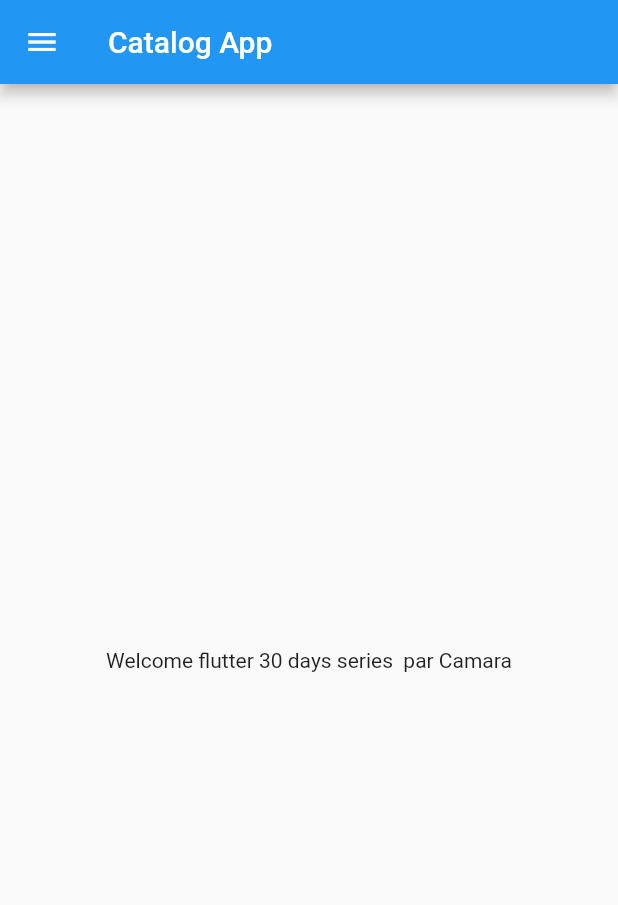
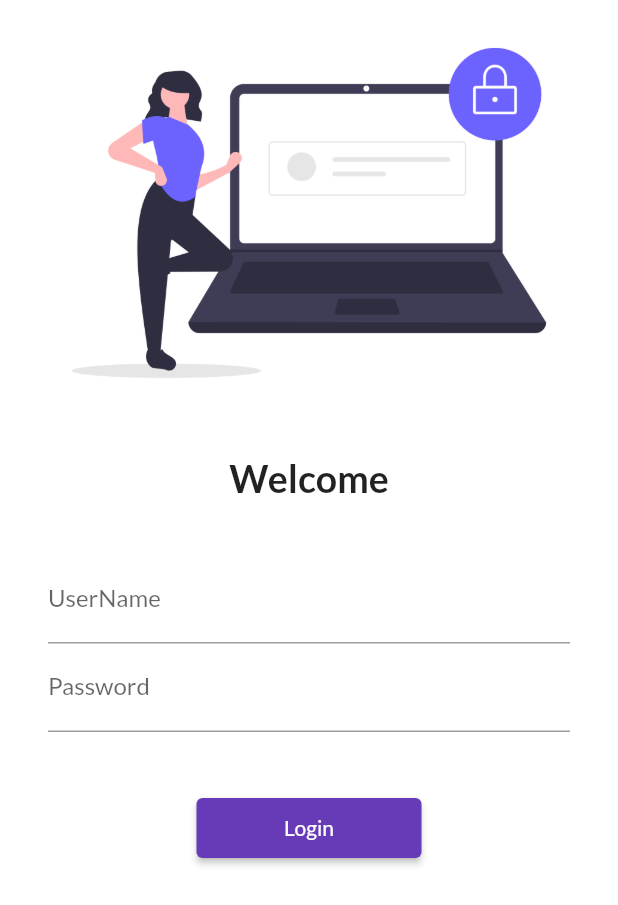
Before and after one commit to amadoucam/Days_flutter, a Flutter app: the screen it shows after launch, on a phone screen of 412 x 824 dp. Shown: the top 905 px of the screen. Run offline on Flutter 3.47's test engine with Material 2 defaults, Android fonts, the phone set to English and light mode, and no system bars; our stand-ins replace google_fonts.

Commit message:
Day 1 completed

```diff
--- a/lib/main.dart
+++ b/lib/main.dart
@@ -1,17 +1,42 @@
 import 'package:flutter/material.dart';
+import 'package:flutter_catalog/utils/routes.dart';
 import 'pages/home_page.dart';
+import 'package:google_fonts/google_fonts.dart';
+import 'pages/login_page.dart';
 
 void main() {
   runApp(MyApp());
 }
 //fvm git
-
 class MyApp extends StatelessWidget {
   //const MyApp({Key key}) : super(key: key);
   @override
   Widget build(BuildContext context) {
     return MaterialApp(
-      home: HomePage(),
+      //home: HomePage(), //pas besoin si ya router
+      themeMode: ThemeMode.light, //light or dark
+      theme: ThemeData(
+        primarySwatch: Colors.deepPurple,
+        fontFamily: GoogleFonts.lato().fontFamily,
+        //primaryTextTheme: GoogleFonts.latoTextTheme()
+      ),
+      debugShowCheckedModeBanner: false,
+      darkTheme: ThemeData(
+        brightness: Brightness.dark,
+        //primarySwatch: Colors.red
+      ),
+      initialRoute: "/",
+      routes: {
+        "/": (context) => LoginPage(),
+        MyRoutes.homeRoute: (context) => HomePage(),
+        MyRoutes.loginRoute: (context) => LoginPage(),
+      },
     );
   }
+
+  /*
+  bringVegetables({required bool thaila,int rupees = 100}) {
+    //
+  } */
+
 }
--- a/lib/pages/home_page.dart
+++ b/lib/pages/home_page.dart
@@ -2,10 +2,7 @@ import 'package:flutter/material.dart';
 
 class HomePage extends StatelessWidget{
   final int days = 30;
-  final String name = " par Camara";
-  double pi = 3.14;
-  bool isMale = true;
-  num temps = 30.5;
+  final String name = "par Camara";
 
   @override
   Widget build(BuildContext context) {
--- /dev/null
+++ b/lib/pages/login_page.dart
@@ -0,0 +1,77 @@
+import 'package:flutter/material.dart';
+import 'package:flutter_catalog/utils/routes.dart';
+
+class LoginPage extends StatelessWidget {
+  @override
+  Widget build(BuildContext context) {
+    return Material(
+        color: Colors.white,
+        child: SingleChildScrollView(
+          child: Column(
+            children: [
+              Image.asset(
+                "assets/images/login_image.png",
+                fit: BoxFit.cover,
+              ),
+              SizedBox(
+                height: 20.0,
+              ),
+              Text(
+                "Welcome",
+                style: TextStyle(
+                  fontSize: 25,
+                  fontWeight: FontWeight.bold,
+                ),
+              ),
+              SizedBox(
+                height: 20.0,
+              ),
+              Padding(
+                  padding: const EdgeInsets.symmetric(
+                      vertical: 16.0, horizontal: 32.0),
+                  child: Column(
+                    children: [
+                      TextFormField(
+                        decoration: InputDecoration(
+                          hintText: "Enter userName",
+                          labelText: "UserName",
+                        ),
+                      ),
+                      TextFormField(
+                        obscureText: true,
+                        decoration: InputDecoration(
+                          hintText: "Enter Password",
+                          labelText: "Password",
+                        ),
+                      ),
+                      SizedBox(
+                        height: 40.0,
+                      ),
+                      ElevatedButton(
+                        child: Text("Login"),
+                        style: TextButton.styleFrom(minimumSize: Size(150, 40)),
+                        onPressed: () {
+                          //print("Hi Camara");
+                          Navigator.pushNamed(context, MyRoutes.homeRoute);
+                        },
+                      )
+                    ],
+                  )),
+            ],
+          ),
+        ));
+  }
+}
+
+/*
+child: Center(
+        child: Text(
+          "Login Page",
+        style: TextStyle(
+          fontSize: 40,
+          color: Colors.blue,
+          fontWeight: FontWeight.bold
+          ),
+        ),
+      ),
+ */
--- /dev/null
+++ b/lib/utils/routes.dart
@@ -0,0 +1,4 @@
+class MyRoutes {
+  static String loginRoute = "/login";
+  static String homeRoute = "/home";
+}
--- a/pubspec.yaml
+++ b/pubspec.yaml
@@ -28,6 +28,7 @@ dependencies:
   # The following adds the Cupertino Icons font to your application.
   # Use with the CupertinoIcons class for iOS style icons.
   cupertino_icons: ^1.0.2
+  google_fonts: ^2.1.0
 
 dev_dependencies:
   flutter_test:
@@ -45,8 +46,8 @@ flutter:
   uses-material-design: true
 
   # To add assets to your application, add an assets section, like this:
-  # assets:
-  #   - images/a_dot_burr.jpeg
+  assets:
+    - assets/images/
   #   - images/a_dot_ham.jpeg
 
   # An image asset can refer to one or more resolution-specific "variants", see
```
Also changed, not shown: assets/images/login_image.png (added), pubspec.lock.
